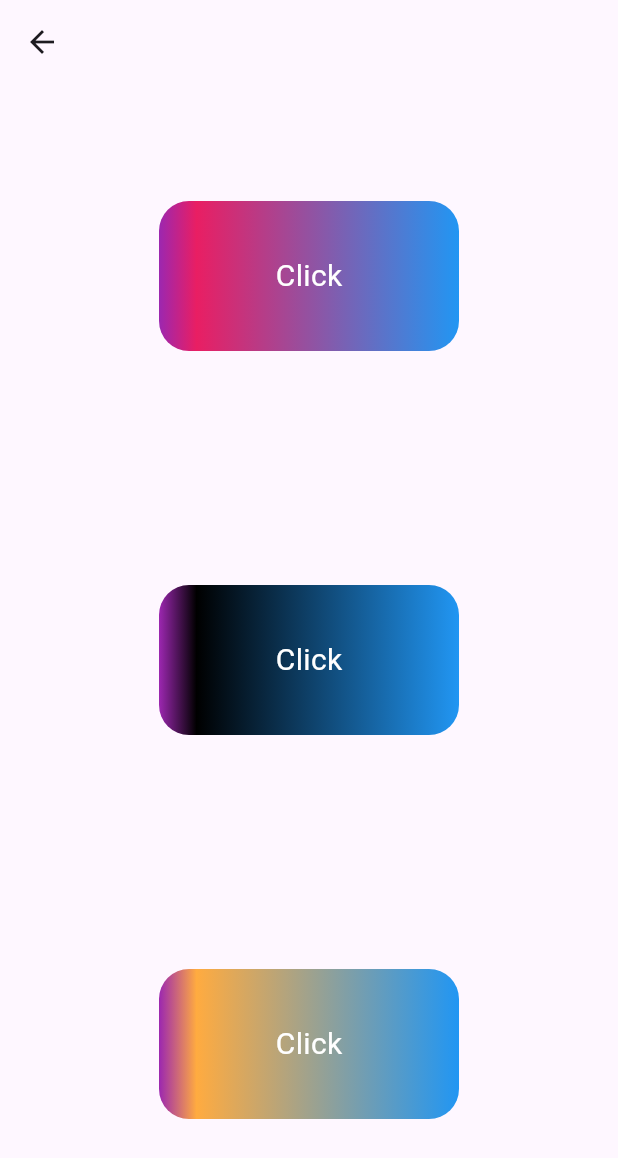
After one commit to SanaAltarabishi/animation, a Flutter app: the ButtonLinearAnimation screen opened directly, on a phone screen of 412 x 824 dp. The commit adds this screen. Shown: the top 1158 px of the screen. Run offline on Flutter 3.47's test engine with Material 3 defaults, Android fonts, the phone set to English and light mode, and no system bars.

Commit message:
button animation like shimmer effect

```diff
--- /dev/null
+++ b/lib/button_animation.dart
@@ -0,0 +1,118 @@
+import 'package:flutter/material.dart';
+
+class ButtonLinearAnimation extends StatelessWidget {
+  const ButtonLinearAnimation({super.key});
+
+  @override
+  Widget build(BuildContext context) {
+    return Scaffold(
+      appBar: AppBar(),
+      body: const Center(
+        child: Column(
+          mainAxisAlignment: MainAxisAlignment.spaceAround,
+          children: [
+            MyButtonWidget(
+              color: Colors.pink,
+              child: Text(
+                "Click",
+                style: TextStyle(
+                  fontSize: 20,
+                  color: Colors.white,
+                ),
+              ),
+            ),
+
+             MyButtonWidget(
+              color: Colors.black,
+              child: Text(
+                "Click",
+                style: TextStyle(
+                  fontSize: 20,
+                  color: Colors.white,
+                ),
+              ),
+            ),
+            MyButtonWidget(
+              color: Colors.orangeAccent,
+              child: Text(
+                "Click",
+                style: TextStyle(
+                  fontSize: 20,
+                  color: Colors.white,
+                ),
+              ),
+            ),
+          ],
+        ),
+      ),
+    );
+  }
+}
+
+class MyButtonWidget extends StatefulWidget {
+  final Color color;
+  final Widget child;
+
+  const MyButtonWidget({super.key, required this.color, required this.child});
+
+  @override
+  State<MyButtonWidget> createState() => _MyButtonWidgetState();
+}
+
+class _MyButtonWidgetState extends State<MyButtonWidget>
+    with SingleTickerProviderStateMixin {
+  late AnimationController _animationController;
+
+  @override
+  void initState() {
+    super.initState();
+    _animationController = AnimationController(
+      vsync: this,
+      duration: const Duration(milliseconds: 800),
+    )..addStatusListener((status) {
+        if (status == AnimationStatus.completed) {
+          _animationController.reverse();
+        } else if (status == AnimationStatus.dismissed) {
+          _animationController.forward();
+        }
+      });
+    _animationController.forward();
+  }
+
+  @override
+  void dispose() {
+    _animationController.dispose();
+    super.dispose();
+  }
+
+  @override
+  Widget build(BuildContext context) {
+    return AnimatedBuilder(
+      animation: _animationController,
+      builder: (context, child) {
+        return Container(
+          width: 200,
+          height: 100,
+          alignment: Alignment.center,
+          padding: const EdgeInsets.all(15),
+          decoration: BoxDecoration(
+            borderRadius: BorderRadius.circular(20),
+            gradient: LinearGradient(
+              colors: [
+                Colors.purple,
+                widget.color,
+                Colors.blue,
+              ],
+              stops: [
+                0.0,
+                _animationController.value,
+                1.0,
+              ],
+            ),
+          ),
+          child: widget.child,
+        );
+      },
+    );
+  }
+}
--- a/lib/second_page.dart
+++ b/lib/second_page.dart
@@ -1,3 +1,4 @@
+import 'package:custom_transition/button_animation.dart';
 import 'package:custom_transition/card_hover.dart';
 import 'package:custom_transition/download_button.dart';
 import 'package:custom_transition/error_page.dart';
@@ -159,6 +160,17 @@ class SecondPage extends StatelessWidget {
                     },
                     icon: const Icon(Icons.search),
                   ),
+                    IconButton(
+                    onPressed: () {
+                      Navigator.push(
+                        context,
+                        MaterialPageRoute(
+                          builder: (context) => const ButtonLinearAnimation(),
+                        ),
+                      );
+                    },
+                    icon: const Icon(Icons.radio_button_checked),
+                  ),
                 ],
               ),
             ),
```
